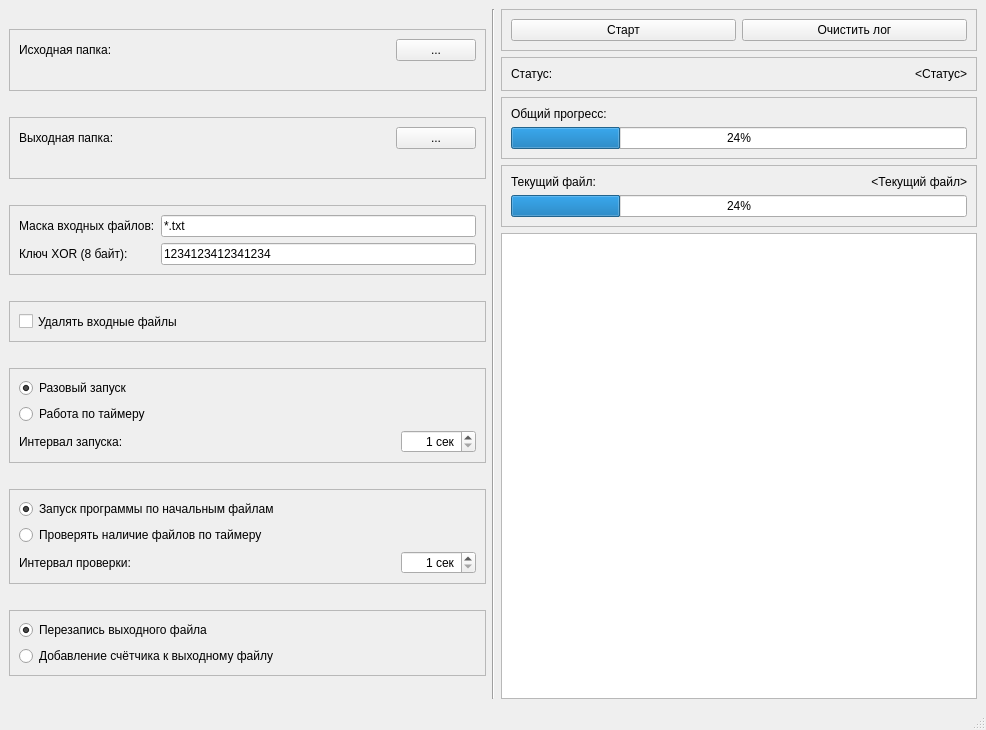
Qt form mainwindow.ui (L0nelySakura/BinaryOperations) before a commit.
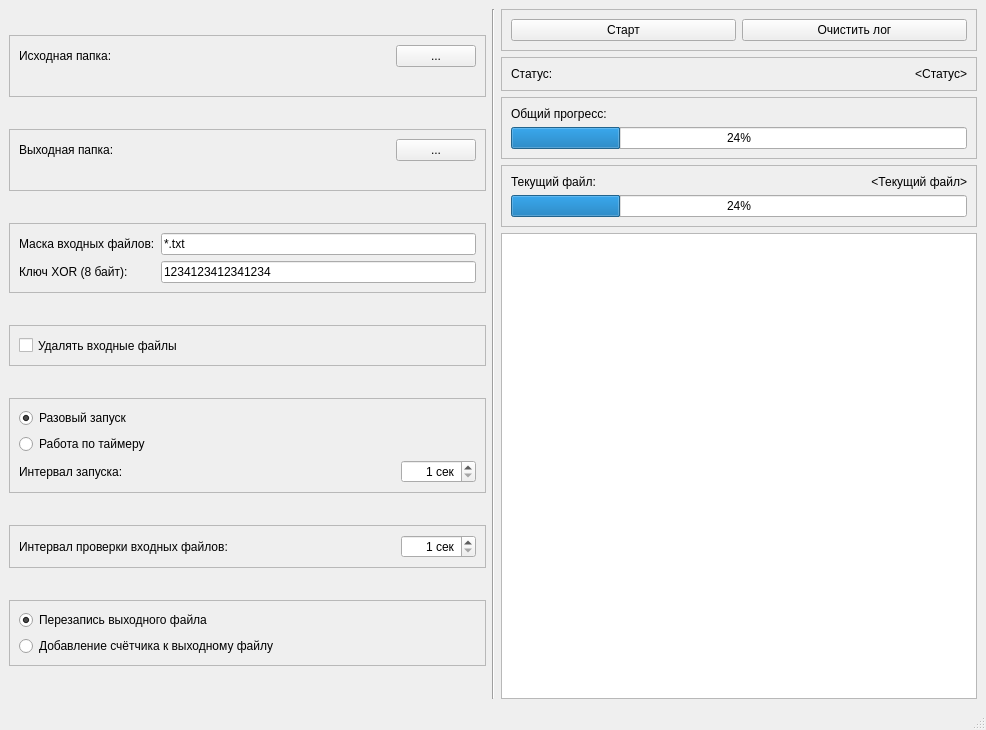
The same form after that commit.

What changed in the file:
```diff
--- a/mainwindow.ui
+++ b/mainwindow.ui
@@ -302,7 +302,7 @@
          <enum>QFrame::Shadow::Raised</enum>
         </property>
         <layout class="QGridLayout" name="gridLayout_5">
-         <item row="2" column="1">
+         <item row="0" column="1">
           <widget class="QSpinBox" name="checkFilesIntervalSpinBox">
            <property name="sizePolicy">
             <sizepolicy hsizetype="Fixed" vsizetype="Fixed">
@@ -330,27 +330,10 @@
            </property>
           </widget>
          </item>
-         <item row="2" column="0">
-          <widget class="QLabel" name="checkFilesIntervalLabel">
-           <property name="text">
-            <string>Интервал проверки:</string>
-           </property>
-          </widget>
-         </item>
-         <item row="1" column="0">
-          <widget class="QRadioButton" name="periodicCheckFilesRadioButton">
-           <property name="text">
-            <string>Проверять наличие файлов по таймеру</string>
-           </property>
-          </widget>
-         </item>
          <item row="0" column="0">
-          <widget class="QRadioButton" name="singleCheckFilesRadioButton">
+          <widget class="QLabel" name="checkFilesIntervalLabel">
            <property name="text">
-            <string>Запуск программы по начальным файлам</string>
-           </property>
-           <property name="checked">
-            <bool>true</bool>
+            <string>Интервал проверки входных файлов:</string>
            </property>
           </widget>
          </item>
```
